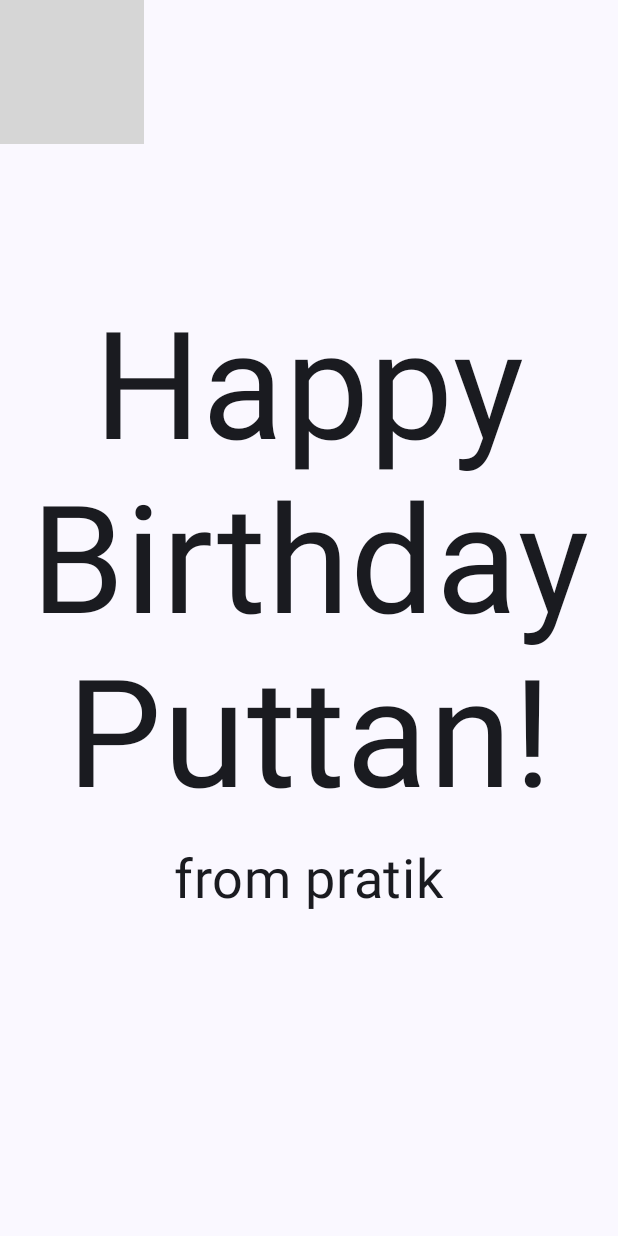
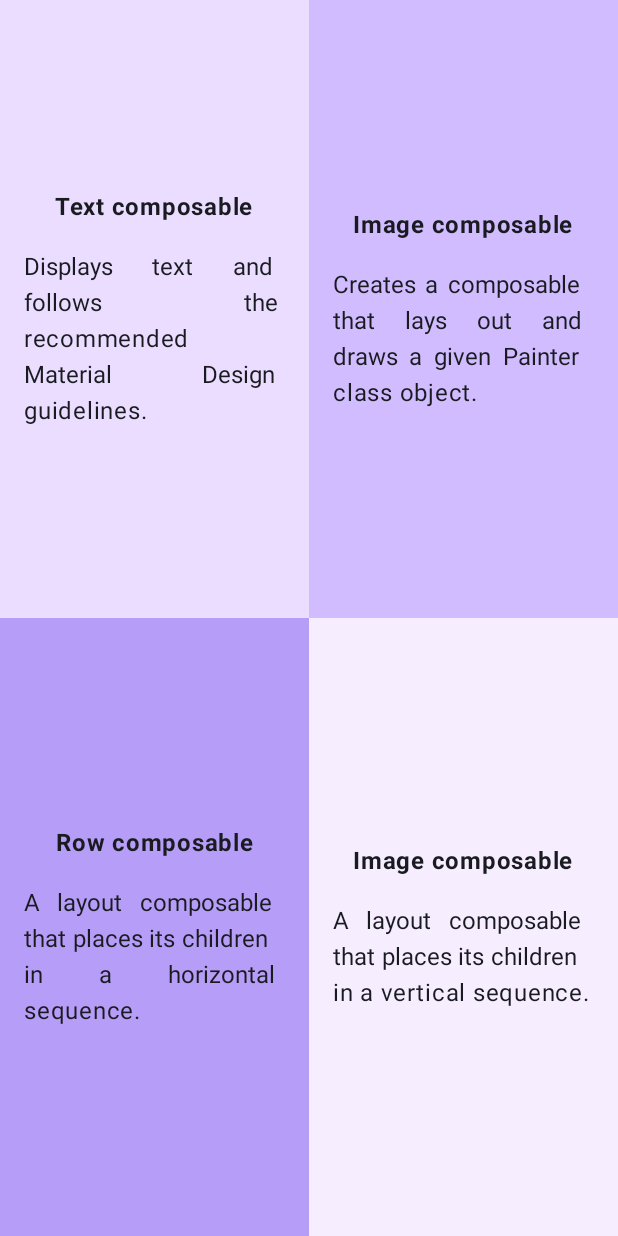
Before and after one commit to ranjanproject/appusingcompose, an Android app built with Jetpack Compose: the screen it shows after launch (MainActivity), on a phone screen of 412 x 824 dp. Run offline under Robolectric (Android 15) with nearby library versions, the phone set to English and light mode, and no system bars; grey boxes are pictures that could not be loaded.

Commit message:
#comment quadrant arrangement in jetpack compose

```diff
--- a/app/src/main/java/com/example/birthdayapp/MainActivity.kt
+++ b/app/src/main/java/com/example/birthdayapp/MainActivity.kt
@@ -4,10 +4,13 @@ import android.os.Bundle
 import androidx.activity.ComponentActivity
 import androidx.activity.compose.setContent
 import androidx.compose.foundation.Image
+import androidx.compose.foundation.background
 import androidx.compose.foundation.layout.Arrangement
 import androidx.compose.foundation.layout.Box
 import androidx.compose.foundation.layout.Column
+import androidx.compose.foundation.layout.Row
 import androidx.compose.foundation.layout.fillMaxSize
+import androidx.compose.foundation.layout.fillMaxWidth
 import androidx.compose.foundation.layout.padding
 import androidx.compose.material3.MaterialTheme
 import androidx.compose.material3.Surface
@@ -15,14 +18,20 @@ import androidx.compose.material3.Text
 import androidx.compose.runtime.Composable
 import androidx.compose.ui.Alignment
 import androidx.compose.ui.Modifier
+import androidx.compose.ui.graphics.Color
 import androidx.compose.ui.layout.ContentScale
 import androidx.compose.ui.res.painterResource
 import androidx.compose.ui.res.stringResource
+import androidx.compose.ui.text.font.FontWeight
 import androidx.compose.ui.text.style.TextAlign
 import androidx.compose.ui.tooling.preview.Preview
 import androidx.compose.ui.unit.dp
 import androidx.compose.ui.unit.sp
 import com.example.birthdayapp.ui.theme.HappyBirthdayTheme
+import com.example.birthdayapp.ui.theme.q1
+import com.example.birthdayapp.ui.theme.q2
+import com.example.birthdayapp.ui.theme.q3
+import com.example.birthdayapp.ui.theme.q4
 
 class MainActivity : ComponentActivity() {
     override fun onCreate(savedInstanceState: Bundle?) {
@@ -34,10 +43,46 @@ class MainActivity : ComponentActivity() {
                     modifier = Modifier.fillMaxSize(),
                     color = MaterialTheme.colorScheme.background
                 ) {
-                    GreetingImage(message = stringResource(R.string.happy_birthday_puttan), from = stringResource(
-                        R.string.from_pratik))              }
+                    SetQuadrants()             }
             }
         }
+    }
+}
+
+@Composable
+fun SetQuadrants(){
+    Column(Modifier.fillMaxWidth()){
+
+        Row(Modifier.weight(1f)) {
+            Quadrant(title = stringResource(id = R.string.title1),
+                para = stringResource(id = R.string.para1), color = q1, Modifier.weight(1f))
+            Quadrant(title = stringResource(id = R.string.title2),
+                para = stringResource(id = R.string.para2), color = q2, Modifier.weight(1f))
+        }
+
+        Row(Modifier.weight(1f)) {
+            Quadrant(title = stringResource(id = R.string.title3),
+                para = stringResource(id = R.string.para3), color = q3, Modifier.weight(1f))
+            Quadrant(title = stringResource(id = R.string.title2),
+                para = stringResource(id = R.string.para4), color = q4, Modifier.weight(1f))
+        }
+    }
+}
+
+@Composable
+fun Quadrant(title: String, para: String, color: Color, modifier: Modifier){
+    Column(
+        modifier
+            .background(color)
+            .padding(16.dp).fillMaxSize(),
+        verticalArrangement = Arrangement.Center,
+        horizontalAlignment = Alignment.CenterHorizontally ) {
+        Text(text = title, fontWeight = FontWeight.Bold,
+            modifier = Modifier
+                .padding(0.dp, 0.dp, 0.dp, 16.dp)
+                .align(Alignment.CenterHorizontally))
+
+        Text(text = para, textAlign = TextAlign.Justify)
     }
 }
 
@@ -58,7 +103,8 @@ fun GreetingText(message: String, from: String, modifier: Modifier = Modifier){
       Text(text = from,
           fontSize = 36.sp,
           modifier = Modifier
-              .padding(16.dp).align(Alignment.CenterHorizontally)
+              .padding(16.dp)
+              .align(Alignment.CenterHorizontally)
       )
   }
 
@@ -77,7 +123,10 @@ fun GreetingImage(message: String,
             contentDescription = null,
             contentScale = ContentScale.Crop,
             alpha = 0.5f)
-        GreetingText(message = message, from = from,  modifier.fillMaxSize().padding(8.dp))
+        GreetingText(message = message, from = from,
+            modifier
+                .fillMaxSize()
+                .padding(8.dp))
     }
 
 }
@@ -86,8 +135,6 @@ fun GreetingImage(message: String,
 @Composable
 fun BirthdayCardPreview() {
     HappyBirthdayTheme {
-        GreetingImage(message = stringResource(R.string.happy_birthday_puttan), from = stringResource(
-                    R.string.from_pratik)
-                )
+        SetQuadrants()
     }
 }
--- a/app/src/main/java/com/example/birthdayapp/ui/theme/Color.kt
+++ b/app/src/main/java/com/example/birthdayapp/ui/theme/Color.kt
@@ -9,3 +9,8 @@ val Pink80 = Color(0xFFEFB8C8)
 val Purple40 = Color(0xFF6650a4)
 val PurpleGrey40 = Color(0xFF625b71)
 val Pink40 = Color(0xFF7D5260)
+
+val q1 = Color(0xFFEADDFF)
+val q2 = Color(0xFFD0BCFF)
+val q3 = Color(0xFFB69DF8)
+val q4 = Color(0xFFF6EDFF)
--- a/app/src/main/res/values/colors.xml
+++ b/app/src/main/res/values/colors.xml
@@ -7,4 +7,5 @@
     <color name="teal_700">#FF018786</color>
     <color name="black">#FF000000</color>
     <color name="white">#FFFFFFFF</color>
+
 </resources>
--- a/app/src/main/res/values/strings.xml
+++ b/app/src/main/res/values/strings.xml
@@ -2,4 +2,16 @@
     <string name="app_name">BirthdayApp</string>
     <string name="happy_birthday_puttan">Happy Birthday Puttan!</string>
     <string name="from_pratik">from pratik</string>
+
+    <string name="title1">Text composable</string>
+    <string name="para1">Displays text and follows the recommended Material Design guidelines.</string>
+
+    <string name="title2">Image composable</string>
+    <string name="para2">Creates a composable that lays out and draws a given Painter class object.</string>
+
+    <string name="title3">Row composable</string>
+    <string name="para3">A layout composable that places its children in a horizontal sequence.</string>
+
+    <string name="title4">Column composable</string>
+    <string name="para4">A layout composable that places its children in a vertical sequence.</string>
 </resources>
```
